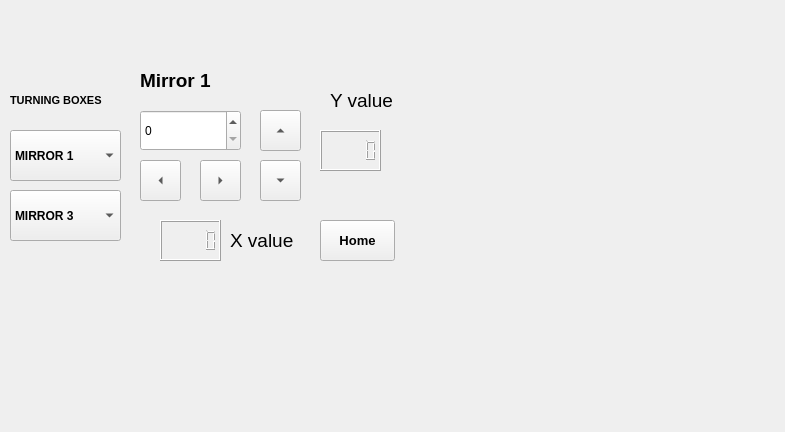
Old version of the form devices/NewportPicomotor/Mirror_GUI.ui in the repository nfbeier/15tw-smartsystem.
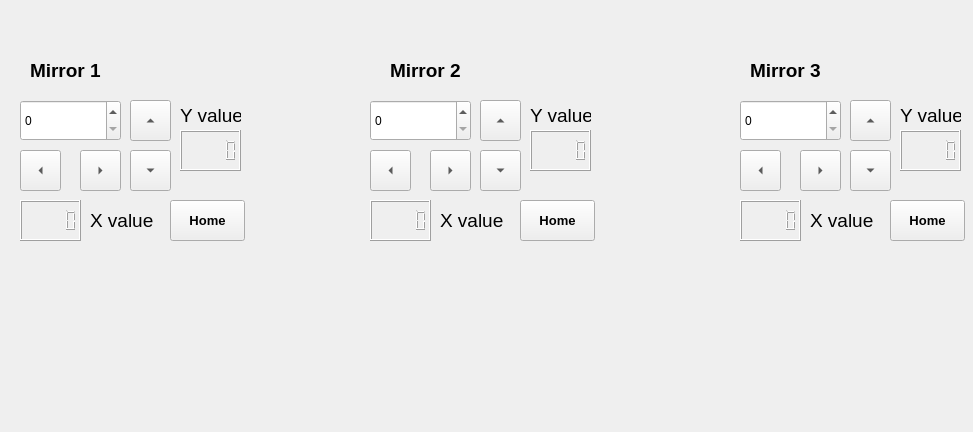
New version of the form.

The edit to the form file:
```diff
--- a/devices/NewportPicomotor/Mirror_GUI.ui
+++ b/devices/NewportPicomotor/Mirror_GUI.ui
@@ -6,7 +6,7 @@
    <rect>
     <x>0</x>
     <y>0</y>
-    <width>785</width>
+    <width>973</width>
     <height>432</height>
    </rect>
   </property>
@@ -16,8 +16,8 @@
   <widget class="QSpinBox" name="stepSize">
    <property name="geometry">
     <rect>
-     <x>140</x>
-     <y>110</y>
+     <x>20</x>
+     <y>100</y>
      <width>101</width>
      <height>41</height>
     </rect>
@@ -29,8 +29,8 @@
   <widget class="QToolButton" name="ButtonUp">
    <property name="geometry">
     <rect>
-     <x>260</x>
-     <y>110</y>
+     <x>130</x>
+     <y>100</y>
      <width>41</width>
      <height>41</height>
     </rect>
@@ -45,8 +45,8 @@
   <widget class="QToolButton" name="ButtonDown">
    <property name="geometry">
     <rect>
-     <x>260</x>
-     <y>160</y>
+     <x>130</x>
+     <y>150</y>
      <width>41</width>
      <height>41</height>
     </rect>
@@ -61,8 +61,8 @@
   <widget class="QToolButton" name="ButtonRight">
    <property name="geometry">
     <rect>
-     <x>200</x>
-     <y>160</y>
+     <x>80</x>
+     <y>150</y>
      <width>41</width>
      <height>41</height>
     </rect>
@@ -77,8 +77,8 @@
   <widget class="QToolButton" name="ButtonLeft">
    <property name="geometry">
     <rect>
-     <x>140</x>
-     <y>160</y>
+     <x>20</x>
+     <y>150</y>
      <width>41</width>
      <height>41</height>
     </rect>
@@ -93,8 +93,8 @@
   <widget class="QLabel" name="Mirror_Label">
    <property name="geometry">
     <rect>
-     <x>140</x>
-     <y>60</y>
+     <x>30</x>
+     <y>50</y>
      <width>101</width>
      <height>41</height>
     </rect>
@@ -113,7 +113,7 @@
   <widget class="QLCDNumber" name="yStepNumber">
    <property name="geometry">
     <rect>
-     <x>320</x>
+     <x>180</x>
      <y>130</y>
      <width>61</width>
      <height>41</height>
@@ -126,8 +126,8 @@
   <widget class="QLCDNumber" name="xStepNumber">
    <property name="geometry">
     <rect>
-     <x>160</x>
-     <y>220</y>
+     <x>20</x>
+     <y>200</y>
      <width>61</width>
      <height>41</height>
     </rect>
@@ -136,10 +136,10 @@
   <widget class="QLabel" name="yValueLabel">
    <property name="geometry">
     <rect>
-     <x>330</x>
-     <y>80</y>
-     <width>81</width>
-     <height>41</height>
+     <x>180</x>
+     <y>100</y>
+     <width>61</width>
+     <height>31</height>
     </rect>
    </property>
    <property name="font">
@@ -154,9 +154,9 @@
   <widget class="QLabel" name="xValueLabel">
    <property name="geometry">
     <rect>
-     <x>230</x>
-     <y>220</y>
-     <width>81</width>
+     <x>90</x>
+     <y>200</y>
+     <width>71</width>
      <height>41</height>
     </rect>
    </property>
@@ -172,8 +172,8 @@
   <widget class="QPushButton" name="ButtonHome">
    <property name="geometry">
     <rect>
-     <x>320</x>
-     <y>220</y>
+     <x>170</x>
+     <y>200</y>
      <width>75</width>
      <height>41</height>
     </rect>
@@ -189,76 +189,356 @@
     <string>Home</string>
    </property>
   </widget>
-  <widget class="QComboBox" name="TurningBox12">
+  <widget class="QLabel" name="Mirror_Label_2">
    <property name="geometry">
     <rect>
-     <x>10</x>
-     <y>130</y>
-     <width>111</width>
-     <height>51</height>
+     <x>390</x>
+     <y>50</y>
+     <width>101</width>
+     <height>41</height>
     </rect>
    </property>
    <property name="font">
     <font>
+     <pointsize>14</pointsize>
      <weight>75</weight>
      <bold>true</bold>
     </font>
    </property>
-   <item>
-    <property name="text">
-     <string>MIRROR 1</string>
-    </property>
-   </item>
-   <item>
-    <property name="text">
-     <string>MIRROR 2</string>
-    </property>
-   </item>
+   <property name="text">
+    <string>Mirror 2</string>
+   </property>
   </widget>
-  <widget class="QComboBox" name="TurningBox3">
+  <widget class="QSpinBox" name="stepSize_2">
    <property name="geometry">
     <rect>
-     <x>10</x>
-     <y>190</y>
-     <width>111</width>
-     <height>51</height>
+     <x>370</x>
+     <y>100</y>
+     <width>101</width>
+     <height>41</height>
     </rect>
    </property>
+   <property name="maximum">
+    <number>1000</number>
+   </property>
+  </widget>
+  <widget class="QToolButton" name="ButtonLeft_2">
+   <property name="geometry">
+    <rect>
+     <x>370</x>
+     <y>150</y>
+     <width>41</width>
+     <height>41</height>
+    </rect>
+   </property>
+   <property name="text">
+    <string>...</string>
+   </property>
+   <property name="arrowType">
+    <enum>Qt::LeftArrow</enum>
+   </property>
+  </widget>
+  <widget class="QToolButton" name="ButtonRight_2">
+   <property name="geometry">
+    <rect>
+     <x>430</x>
+     <y>150</y>
+     <width>41</width>
+     <height>41</height>
+    </rect>
+   </property>
+   <property name="text">
+    <string>...</string>
+   </property>
+   <property name="arrowType">
+    <enum>Qt::RightArrow</enum>
+   </property>
+  </widget>
+  <widget class="QLCDNumber" name="xStepNumber_2">
+   <property name="geometry">
+    <rect>
+     <x>370</x>
+     <y>200</y>
+     <width>61</width>
+     <height>41</height>
+    </rect>
+   </property>
+  </widget>
+  <widget class="QLabel" name="xValueLabel_2">
+   <property name="geometry">
+    <rect>
+     <x>440</x>
+     <y>200</y>
+     <width>71</width>
+     <height>41</height>
+    </rect>
+   </property>
    <property name="font">
     <font>
+     <pointsize>14</pointsize>
+    </font>
+   </property>
+   <property name="text">
+    <string>X value</string>
+   </property>
+  </widget>
+  <widget class="QToolButton" name="ButtonUp_2">
+   <property name="geometry">
+    <rect>
+     <x>480</x>
+     <y>100</y>
+     <width>41</width>
+     <height>41</height>
+    </rect>
+   </property>
+   <property name="text">
+    <string>...</string>
+   </property>
+   <property name="arrowType">
+    <enum>Qt::UpArrow</enum>
+   </property>
+  </widget>
+  <widget class="QToolButton" name="ButtonDown_2">
+   <property name="geometry">
+    <rect>
+     <x>480</x>
+     <y>150</y>
+     <width>41</width>
+     <height>41</height>
+    </rect>
+   </property>
+   <property name="text">
+    <string>...</string>
+   </property>
+   <property name="arrowType">
+    <enum>Qt::DownArrow</enum>
+   </property>
+  </widget>
+  <widget class="QPushButton" name="ButtonHome_2">
+   <property name="geometry">
+    <rect>
+     <x>520</x>
+     <y>200</y>
+     <width>75</width>
+     <height>41</height>
+    </rect>
+   </property>
+   <property name="font">
+    <font>
+     <pointsize>10</pointsize>
      <weight>75</weight>
      <bold>true</bold>
     </font>
    </property>
-   <item>
-    <property name="text">
-     <string>MIRROR 3</string>
-    </property>
-   </item>
-   <item>
-    <property name="text">
-     <string>MIRROR 4</string>
-    </property>
-   </item>
+   <property name="text">
+    <string>Home</string>
+   </property>
   </widget>
-  <widget class="QLabel" name="label">
+  <widget class="QLCDNumber" name="yStepNumber_2">
    <property name="geometry">
     <rect>
-     <x>10</x>
-     <y>80</y>
-     <width>111</width>
+     <x>530</x>
+     <y>130</y>
+     <width>61</width>
      <height>41</height>
     </rect>
    </property>
+   <property name="digitCount">
+    <number>5</number>
+   </property>
+  </widget>
+  <widget class="QLabel" name="yValueLabel_2">
+   <property name="geometry">
+    <rect>
+     <x>530</x>
+     <y>100</y>
+     <width>61</width>
+     <height>31</height>
+    </rect>
+   </property>
    <property name="font">
     <font>
-     <pointsize>8</pointsize>
+     <pointsize>14</pointsize>
+    </font>
+   </property>
+   <property name="text">
+    <string>Y value</string>
+   </property>
+  </widget>
+  <widget class="QSpinBox" name="stepSize_3">
+   <property name="geometry">
+    <rect>
+     <x>740</x>
+     <y>100</y>
+     <width>101</width>
+     <height>41</height>
+    </rect>
+   </property>
+   <property name="maximum">
+    <number>1000</number>
+   </property>
+  </widget>
+  <widget class="QLabel" name="Mirror_Label_3">
+   <property name="geometry">
+    <rect>
+     <x>750</x>
+     <y>50</y>
+     <width>101</width>
+     <height>41</height>
+    </rect>
+   </property>
+   <property name="font">
+    <font>
+     <pointsize>14</pointsize>
      <weight>75</weight>
      <bold>true</bold>
     </font>
    </property>
    <property name="text">
-    <string>TURNING BOXES</string>
+    <string>Mirror 3</string>
+   </property>
+  </widget>
+  <widget class="QToolButton" name="ButtonLeft_3">
+   <property name="geometry">
+    <rect>
+     <x>740</x>
+     <y>150</y>
+     <width>41</width>
+     <height>41</height>
+    </rect>
+   </property>
+   <property name="text">
+    <string>...</string>
+   </property>
+   <property name="arrowType">
+    <enum>Qt::LeftArrow</enum>
+   </property>
+  </widget>
+  <widget class="QToolButton" name="ButtonRight_3">
+   <property name="geometry">
+    <rect>
+     <x>800</x>
+     <y>150</y>
+     <width>41</width>
+     <height>41</height>
+    </rect>
+   </property>
+   <property name="text">
+    <string>...</string>
+   </property>
+   <property name="arrowType">
+    <enum>Qt::RightArrow</enum>
+   </property>
+  </widget>
+  <widget class="QToolButton" name="ButtonUp_3">
+   <property name="geometry">
+    <rect>
+     <x>850</x>
+     <y>100</y>
+     <width>41</width>
+     <height>41</height>
+    </rect>
+   </property>
+   <property name="text">
+    <string>...</string>
+   </property>
+   <property name="arrowType">
+    <enum>Qt::UpArrow</enum>
+   </property>
+  </widget>
+  <widget class="QToolButton" name="ButtonDown_3">
+   <property name="geometry">
+    <rect>
+     <x>850</x>
+     <y>150</y>
+     <width>41</width>
+     <height>41</height>
+    </rect>
+   </property>
+   <property name="text">
+    <string>...</string>
+   </property>
+   <property name="arrowType">
+    <enum>Qt::DownArrow</enum>
+   </property>
+  </widget>
+  <widget class="QLCDNumber" name="yStepNumber_3">
+   <property name="geometry">
+    <rect>
+     <x>900</x>
+     <y>130</y>
+     <width>61</width>
+     <height>41</height>
+    </rect>
+   </property>
+   <property name="digitCount">
+    <number>5</number>
+   </property>
+  </widget>
+  <widget class="QLabel" name="yValueLabel_3">
+   <property name="geometry">
+    <rect>
+     <x>900</x>
+     <y>100</y>
+     <width>61</width>
+     <height>31</height>
+    </rect>
+   </property>
+   <property name="font">
+    <font>
+     <pointsize>14</pointsize>
+    </font>
+   </property>
+   <property name="text">
+    <string>Y value</string>
+   </property>
+  </widget>
+  <widget class="QLCDNumber" name="xStepNumber_3">
+   <property name="geometry">
+    <rect>
+     <x>740</x>
+     <y>200</y>
+     <width>61</width>
+     <height>41</height>
+    </rect>
+   </property>
+  </widget>
+  <widget class="QLabel" name="xValueLabel_3">
+   <property name="geometry">
+    <rect>
+     <x>810</x>
+     <y>200</y>
+     <width>71</width>
+     <height>41</height>
+    </rect>
+   </property>
+   <property name="font">
+    <font>
+     <pointsize>14</pointsize>
+    </font>
+   </property>
+   <property name="text">
+    <string>X value</string>
+   </property>
+  </widget>
+  <widget class="QPushButton" name="ButtonHome_3">
+   <property name="geometry">
+    <rect>
+     <x>890</x>
+     <y>200</y>
+     <width>75</width>
+     <height>41</height>
+    </rect>
+   </property>
+   <property name="font">
+    <font>
+     <pointsize>10</pointsize>
+     <weight>75</weight>
+     <bold>true</bold>
+    </font>
+   </property>
+   <property name="text">
+    <string>Home</string>
    </property>
   </widget>
  </widget>
```
